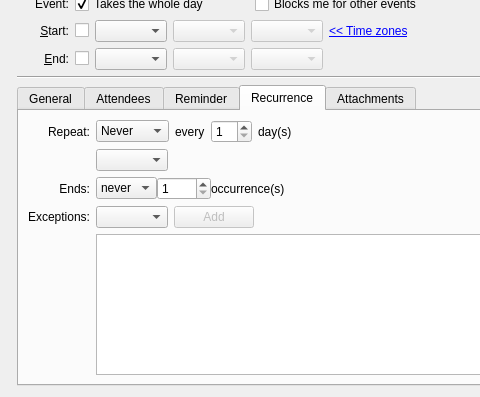
This is incidenceeditors/incidenceeditor-ng/eventortododesktop.ui in chusopr/kdepim-ktimetracker-akonadi as Qt 5 draws it before an edit; both pictures show x 0 to 480 and y 154 to 551 of the 696 by 551 pixel window. The edited form follows.
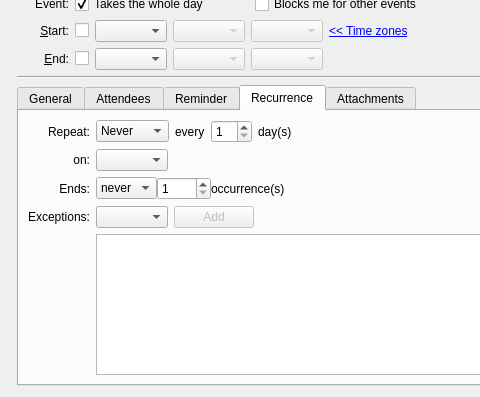
This is the edited form. The open tabs and pages were chosen to show the change. Custom widgets are drawn as their Qt base class.

Commit message: Add a label for the cases that an event recurs *on* a day/month/year

The edit to the form file:
```diff
--- a/incidenceeditors/incidenceeditor-ng/eventortododesktop.ui
+++ b/incidenceeditors/incidenceeditor-ng/eventortododesktop.ui
@@ -1199,6 +1199,16 @@
          </item>
         </layout>
        </item>
+       <item row="1" column="0">
+        <widget class="QLabel" name="mOnLabel">
+         <property name="text">
+          <string>on:</string>
+         </property>
+         <property name="alignment">
+          <set>Qt::AlignRight|Qt::AlignTrailing|Qt::AlignVCenter</set>
+         </property>
+        </widget>
+       </item>
       </layout>
      </widget>
      <widget class="QWidget" name="mAttachmentTab">
```
Left out of the diff: 2 changed lines with no effect on the pictures. The commit also changes 1 other file.
